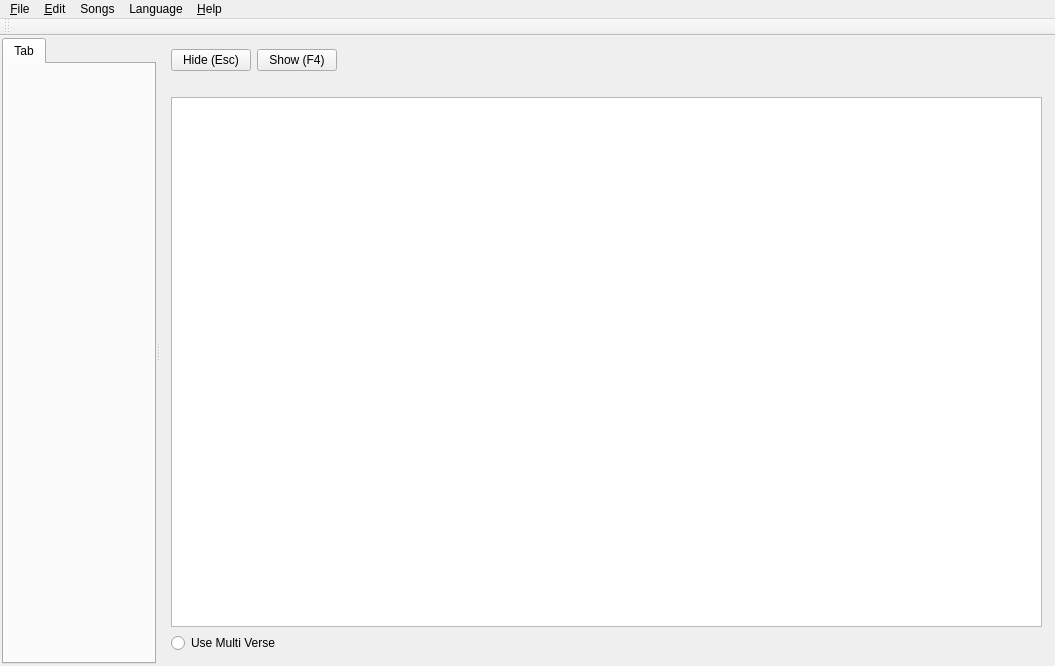
This is src/softprojector.ui in SoftProjector/src as Qt 5 draws it before an edit. The edited form follows.
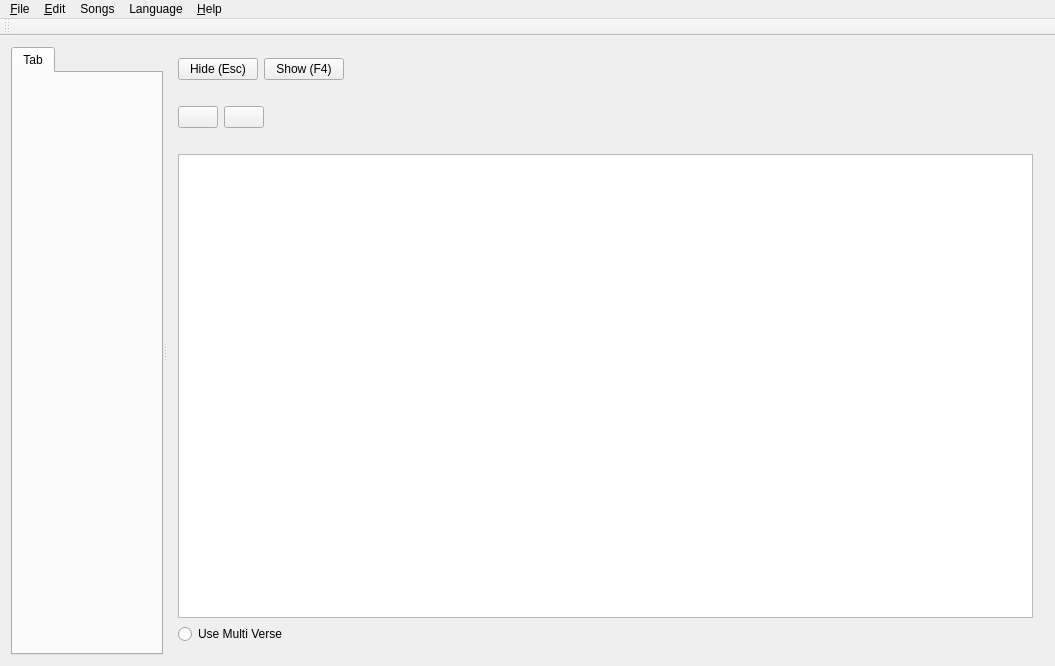
This is the edited form. Icons and pictures are not drawn.

Patch:
```diff
--- a/src/softprojector.ui
+++ b/src/softprojector.ui
@@ -30,11 +30,8 @@
    <bool>false</bool>
   </property>
   <widget class="QWidget" name="centralWidget">
-   <layout class="QHBoxLayout" name="horizontalLayout">
-    <property name="margin">
-     <number>2</number>
-    </property>
-    <item>
+   <layout class="QGridLayout" name="gridLayout">
+    <item row="0" column="0">
      <widget class="QSplitter" name="splitter">
       <property name="orientation">
        <enum>Qt::Horizontal</enum>
@@ -59,9 +56,11 @@
         <layout class="QGridLayout" name="gridLayout_2"/>
        </widget>
       </widget>
-      <widget class="QWidget" name="layoutWidget">
-       <layout class="QGridLayout" name="gridLayout">
-        <item row="0" column="0">
+      <widget class="QWidget" name="">
+       <layout class="QVBoxLayout" name="verticalLayout_2">
+        <item>
+         <layout class="QHBoxLayout" name="horizontalLayout">
+          <item>
          <widget class="QPushButton" name="clear_button">
           <property name="toolTip">
            <string>Stop displaying text to the screen (display black screen or wallpaper). Sortcut for this button is the Escape key.</string>
@@ -74,7 +73,7 @@
           </property>
          </widget>
         </item>
-        <item row="0" column="1">
+          <item>
          <widget class="QPushButton" name="show_button">
           <property name="toolTip">
            <string>If Clear was pressed earlier, this will re-display the text to the screen</string>
@@ -90,39 +89,117 @@
           </property>
          </widget>
         </item>
-        <item row="0" column="2">
+          <item>
          <spacer name="horizontalSpacer">
           <property name="orientation">
            <enum>Qt::Horizontal</enum>
           </property>
           <property name="sizeHint" stdset="0">
            <size>
-            <width>40</width>
+              <width>13</width>
             <height>20</height>
            </size>
           </property>
          </spacer>
         </item>
-        <item row="1" column="0" colspan="3">
+         </layout>
+        </item>
+        <item>
          <widget class="QLabel" name="labelShow">
           <property name="text">
            <string/>
           </property>
          </widget>
         </item>
-        <item row="2" column="0" colspan="3">
+        <item>
+         <widget class="QWidget" name="widgetPlayBackControls" native="true">
+          <property name="sizePolicy">
+           <sizepolicy hsizetype="Preferred" vsizetype="Minimum">
+            <horstretch>0</horstretch>
+            <verstretch>0</verstretch>
+           </sizepolicy>
+          </property>
+          <layout class="QVBoxLayout" name="verticalLayout">
+           <property name="margin">
+            <number>0</number>
+           </property>
+           <item>
+            <layout class="QHBoxLayout" name="horizontalLayoutPlayBackButtons">
+             <item>
+              <widget class="QPushButton" name="pushButtonPlay">
+               <property name="icon">
+                <iconset resource="softprojector.qrc">
+                 <normaloff>:/icons/icons/play.png</normaloff>:/icons/icons/play.png</iconset>
+               </property>
+              </widget>
+             </item>
+             <item>
+              <widget class="QPushButton" name="pushButtonStop">
+               <property name="icon">
+                <iconset resource="softprojector.qrc">
+                 <normaloff>:/icons/icons/stop.png</normaloff>:/icons/icons/stop.png</iconset>
+               </property>
+              </widget>
+             </item>
+             <item>
+              <spacer name="horizontalSpacer_3">
+               <property name="orientation">
+                <enum>Qt::Horizontal</enum>
+               </property>
+               <property name="sizeHint" stdset="0">
+                <size>
+                 <width>40</width>
+                 <height>20</height>
+                </size>
+               </property>
+              </spacer>
+             </item>
+            </layout>
+           </item>
+           <item>
+            <layout class="QHBoxLayout" name="horizontalLayoutPlayBackTime">
+             <item>
+              <widget class="QLabel" name="labelTime">
+               <property name="text">
+                <string/>
+               </property>
+              </widget>
+             </item>
+            </layout>
+           </item>
+          </layout>
+         </widget>
+        </item>
+        <item>
          <widget class="QListWidget" name="listShow">
           <property name="alternatingRowColors">
            <bool>false</bool>
           </property>
          </widget>
         </item>
-        <item row="3" column="0" colspan="2">
+        <item>
+         <layout class="QHBoxLayout" name="horizontalLayout_3">
+          <item>
          <widget class="QRadioButton" name="rbMultiVerse">
           <property name="text">
            <string>Use Multi Verse</string>
           </property>
          </widget>
+          </item>
+          <item>
+           <spacer name="horizontalSpacer_2">
+            <property name="orientation">
+             <enum>Qt::Horizontal</enum>
+            </property>
+            <property name="sizeHint" stdset="0">
+             <size>
+              <width>40</width>
+              <height>20</height>
+             </size>
+            </property>
+           </spacer>
+          </item>
+         </layout>
         </item>
        </layout>
       </widget>
```
Left out of the diff: 3 changed lines with no effect on the pictures. Lines whose indentation alone changed are shown as unchanged.
